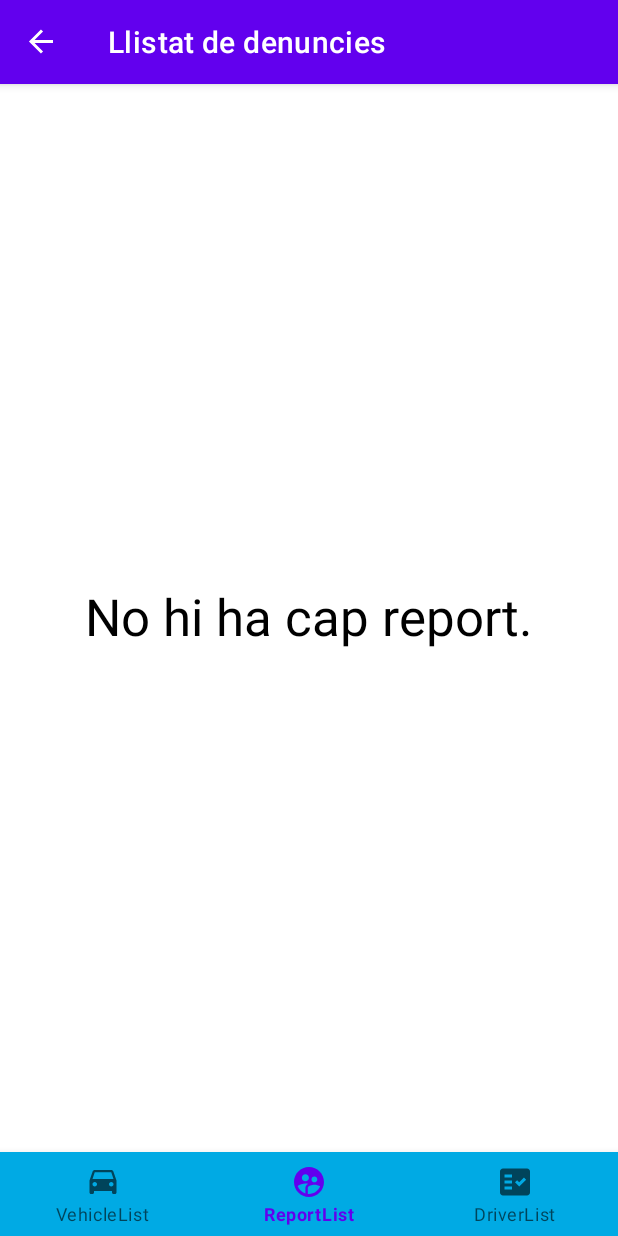
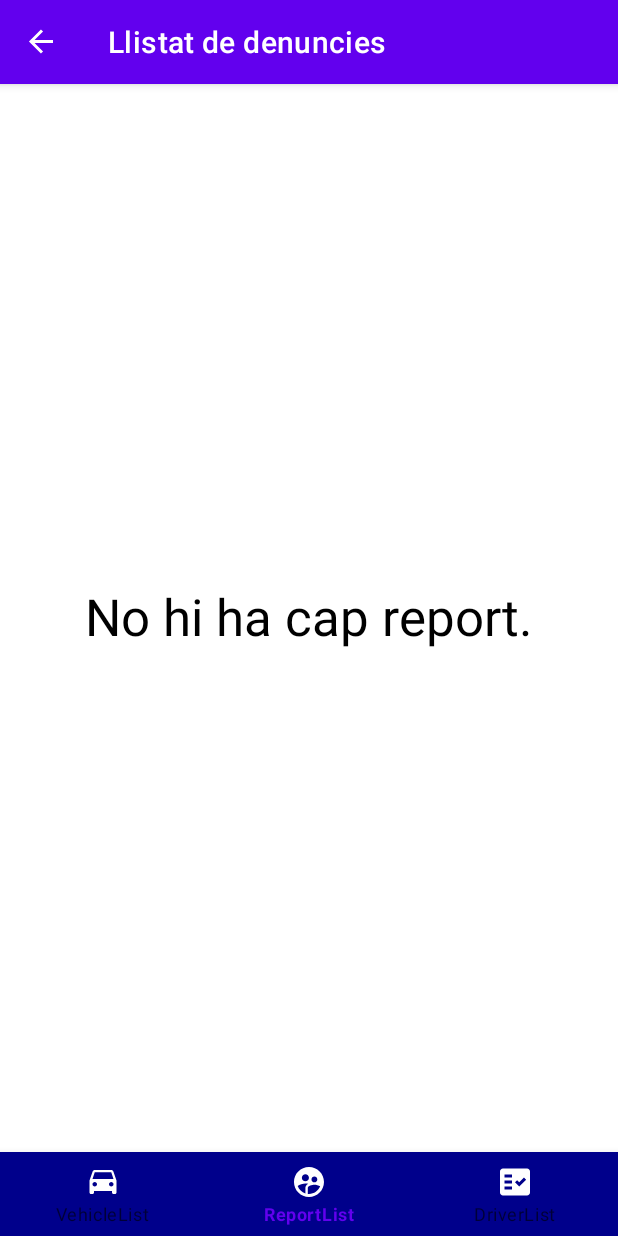
Before and after one commit to raul-sampietro/ElektroGo_adminapp, an Android app: the screen it shows after launch (MainActivity), on a phone screen of 412 x 824 dp. Run offline under Robolectric (Android 15) with nearby library versions, the phone set to English and light mode, and no system bars; our stand-ins replace navigation-ui; 4 statements that could not run were skipped.

Commit message:
Canvia els colors del menu inferior

```diff
--- a/app/src/main/java/elektroGo/adminapp/ui/MainActivity.kt
+++ b/app/src/main/java/elektroGo/adminapp/ui/MainActivity.kt
@@ -6,6 +6,8 @@ import androidx.appcompat.app.AppCompatActivity
 import androidx.navigation.findNavController
 import androidx.navigation.fragment.NavHostFragment
 import androidx.navigation.ui.AppBarConfiguration
+import androidx.navigation.ui.NavigationUI
+import androidx.navigation.ui.NavigationUI.setupWithNavController
 import androidx.navigation.ui.setupActionBarWithNavController
 import androidx.navigation.ui.setupWithNavController
 import com.google.android.material.bottomnavigation.BottomNavigationItemView
@@ -21,12 +23,14 @@ class MainActivity : AppCompatActivity() {
 
         val bottomNavView = findViewById<BottomNavigationView>(R.id.bottomNavigationView)
 
+        bottomNavView.itemIconTintList = null
+
         val navHostFragment = supportFragmentManager.findFragmentById(R.id.fragContainer) as NavHostFragment
         val navController = navHostFragment.navController
 
         val appBarConfiguration = AppBarConfiguration(setOf(R.id.reportListView, R.id.driversList, R.id.vehicleListFragment))
         setupActionBarWithNavController(navController, appBarConfiguration)
-
+        setupWithNavController(bottomNavView, navController)
         bottomNavView.setupWithNavController(navController)
 
     }
--- /dev/null
+++ b/app/src/main/res/drawable-v24/ic_driverlicense_selected.xml
@@ -0,0 +1,6 @@
+<vector android:autoMirrored="true" android:height="24dp"
+    android:tint="#000000" android:viewportHeight="24"
+    android:viewportWidth="24" android:width="24dp" xmlns:android="http://schemas.android.com/apk/res/android">
+    <path android:fillColor="@android:color/white"
+        android:fillType="evenOdd" android:pathData="M20,3H4C2.9,3 2,3.9 2,5v14c0,1.1 0.9,2 2,2h16c1.1,0 2,-0.9 2,-2V5C22,3.9 21.1,3 20,3zM10,17H5v-2h5V17zM10,13H5v-2h5V13zM10,9H5V7h5V9zM14.82,15L12,12.16l1.41,-1.41l1.41,1.42L17.99,9l1.42,1.42L14.82,15z"/>
+</vector>
--- /dev/null
+++ b/app/src/main/res/drawable-v24/ic_reports_selected.xml
@@ -0,0 +1,5 @@
+<vector android:height="24dp" android:tint="#000000"
+    android:viewportHeight="24" android:viewportWidth="24"
+    android:width="24dp" xmlns:android="http://schemas.android.com/apk/res/android">
+    <path android:fillColor="@android:color/white" android:pathData="M11.99,2c-5.52,0 -10,4.48 -10,10s4.48,10 10,10 10,-4.48 10,-10 -4.48,-10 -10,-10zM15.6,8.34c1.07,0 1.93,0.86 1.93,1.93 0,1.07 -0.86,1.93 -1.93,1.93 -1.07,0 -1.93,-0.86 -1.93,-1.93 -0.01,-1.07 0.86,-1.93 1.93,-1.93zM9.6,6.76c1.3,0 2.36,1.06 2.36,2.36 0,1.3 -1.06,2.36 -2.36,2.36s-2.36,-1.06 -2.36,-2.36c0,-1.31 1.05,-2.36 2.36,-2.36zM9.6,15.89v3.75c-2.4,-0.75 -4.3,-2.6 -5.14,-4.96 1.05,-1.12 3.67,-1.69 5.14,-1.69 0.53,0 1.2,0.08 1.9,0.22 -1.64,0.87 -1.9,2.02 -1.9,2.68zM11.99,20c-0.27,0 -0.53,-0.01 -0.79,-0.04v-4.07c0,-1.42 2.94,-2.13 4.4,-2.13 1.07,0 2.92,0.39 3.84,1.15 -1.17,2.97 -4.06,5.09 -7.45,5.09z"/>
+</vector>
--- /dev/null
+++ b/app/src/main/res/drawable-v24/ic_vehicle_selected.xml
@@ -0,0 +1,5 @@
+<vector android:height="24dp" android:tint="#000000"
+    android:viewportHeight="24" android:viewportWidth="24"
+    android:width="24dp" xmlns:android="http://schemas.android.com/apk/res/android">
+    <path android:fillColor="@android:color/white" android:pathData="M18.92,5.01C18.72,4.42 18.16,4 17.5,4h-11c-0.66,0 -1.21,0.42 -1.42,1.01L3,11v8c0,0.55 0.45,1 1,1h1c0.55,0 1,-0.45 1,-1v-1h12v1c0,0.55 0.45,1 1,1h1c0.55,0 1,-0.45 1,-1v-8l-2.08,-5.99zM6.5,15c-0.83,0 -1.5,-0.67 -1.5,-1.5S5.67,12 6.5,12s1.5,0.67 1.5,1.5S7.33,15 6.5,15zM17.5,15c-0.83,0 -1.5,-0.67 -1.5,-1.5s0.67,-1.5 1.5,-1.5 1.5,0.67 1.5,1.5 -0.67,1.5 -1.5,1.5zM5,10l1.5,-4.5h11L19,10L5,10z"/>
+</vector>
--- /dev/null
+++ b/app/src/main/res/drawable/driver_selector.xml
@@ -0,0 +1,5 @@
+<?xml version="1.0" encoding="utf-8"?>
+<selector xmlns:android="http://schemas.android.com/apk/res/android">
+    <item android:drawable="@drawable/ic_driverlicense" android:state_checked="false"/>
+    <item android:drawable="@drawable/ic_driverlicense_selected" android:state_checked="true"/>
+</selector>
--- /dev/null
+++ b/app/src/main/res/drawable/report_selector.xml
@@ -0,0 +1,5 @@
+<?xml version="1.0" encoding="utf-8"?>
+<selector xmlns:android="http://schemas.android.com/apk/res/android">
+    <item android:drawable="@drawable/ic_reports" android:state_checked="false"/>
+    <item android:drawable="@drawable/ic_reports_selected" android:state_checked="true"/>
+</selector>
--- /dev/null
+++ b/app/src/main/res/drawable/vehicle_selected.xml
@@ -0,0 +1,5 @@
+<?xml version="1.0" encoding="utf-8"?>
+<selector xmlns:android="http://schemas.android.com/apk/res/android">
+    <item android:drawable="@drawable/ic_vehicle_selected" android:state_checked="false"/>
+    <item android:drawable="@drawable/ic_vehicle" android:state_checked="true"/>
+</selector>
--- a/app/src/main/res/layout/activity_main.xml
+++ b/app/src/main/res/layout/activity_main.xml
@@ -10,7 +10,7 @@
         android:id="@+id/bottomNavigationView"
         android:layout_width="match_parent"
         android:layout_height="wrap_content"
-        android:background="#00AAE4"
+        android:background="#00008b"
         app:layout_constraintBottom_toBottomOf="parent"
         app:layout_constraintEnd_toEndOf="parent"
         app:layout_constraintStart_toStartOf="parent"
--- a/app/src/main/res/menu/bottom_menu.xml
+++ b/app/src/main/res/menu/bottom_menu.xml
@@ -4,14 +4,15 @@
     <item
         android:id="@+id/vehicleListFragment"
         android:title="VehicleList"
-        android:icon="@drawable/ic_vehicle" />
+        android:icon="@drawable/vehicle_selected"
+        />
     <item
         android:id="@+id/viewReportListFragment"
         android:title="ReportList"
-        android:icon="@drawable/ic_reports" />
+        android:icon="@drawable/report_selector" />
 
     <item
         android:id="@+id/driversList"
         android:title="DriverList"
-        android:icon="@drawable/ic_driverlicense" />
+        android:icon="@drawable/driver_selector" />
 </menu>
```
